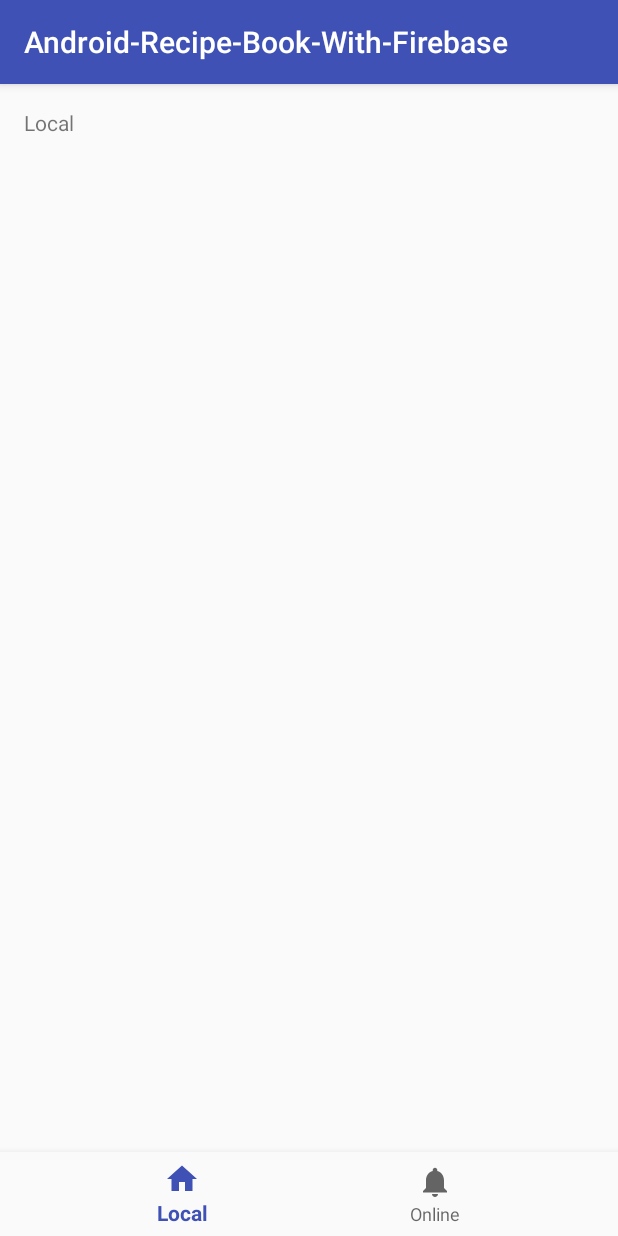
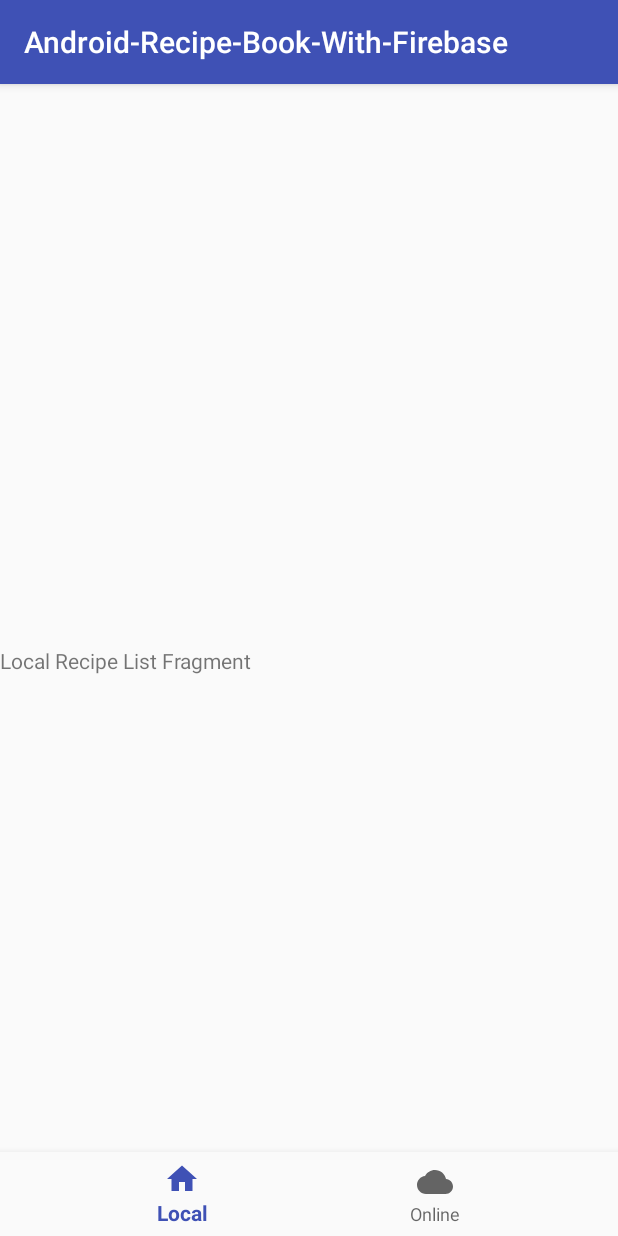
Before and after one commit to ap147/Android-Recipe-Articles-With-Firebase, an Android app: the screen it shows after launch (MainActivity), on a phone screen of 412 x 824 dp. Run offline under Robolectric (Android 15) with nearby library versions, the phone set to English and light mode, and no system bars.

Commit message:
create local/online recipe list fragments

```diff
--- a/app/src/main/java/com/parmar/amarjot/android_recipe_book_with_firebase/MainActivity.java
+++ b/app/src/main/java/com/parmar/amarjot/android_recipe_book_with_firebase/MainActivity.java
@@ -3,25 +3,37 @@
 import android.os.Bundle;
 import android.support.annotation.NonNull;
 import android.support.design.widget.BottomNavigationView;
+import android.support.v4.app.FragmentManager;
+import android.support.v4.app.FragmentTransaction;
 import android.support.v7.app.AppCompatActivity;
 import android.view.MenuItem;
 import android.widget.TextView;
 
 public class MainActivity extends AppCompatActivity {
 
-    private TextView mTextMessage;
 
     private BottomNavigationView.OnNavigationItemSelectedListener mOnNavigationItemSelectedListener
             = new BottomNavigationView.OnNavigationItemSelectedListener() {
 
         @Override
         public boolean onNavigationItemSelected(@NonNull MenuItem item) {
+
+            FragmentManager fragmentManager = getSupportFragmentManager();
+            // Creating fragmentA and placing it on left side
+            FragmentTransaction fragmentTransaction = fragmentManager.beginTransaction();
+
             switch (item.getItemId()) {
                 case R.id.navigation_home:
-                    mTextMessage.setText(R.string.title_home);
+                    System.out.println("Home Button Clicked");
+                    fragment_local_recipe_list localFragment = new fragment_local_recipe_list();
+                    fragmentTransaction.replace(R.id.fragmentLayout_main, localFragment);
+                    fragmentTransaction.commit();
                     return true;
                 case R.id.navigation_notifications:
-                    mTextMessage.setText(R.string.title_notifications);
+                    System.out.println("Online Button Clicked");
+                    fragment_online_recipe_list onlineFragment = new fragment_online_recipe_list();
+                    fragmentTransaction.replace(R.id.fragmentLayout_main, onlineFragment);
+                    fragmentTransaction.commit();
                     return true;
             }
             return false;
@@ -33,9 +45,13 @@
         super.onCreate(savedInstanceState);
         setContentView(R.layout.activity_main);
 
-        mTextMessage = (TextView) findViewById(R.id.message);
         BottomNavigationView navigation = (BottomNavigationView) findViewById(R.id.navigation);
         navigation.setOnNavigationItemSelectedListener(mOnNavigationItemSelectedListener);
+
+        FragmentManager fragmentManager = getSupportFragmentManager();
+        FragmentTransaction fragmentTransaction = fragmentManager.beginTransaction();
+        fragment_local_recipe_list fragment = new fragment_local_recipe_list();
+        fragmentTransaction.add(R.id.fragmentLayout_main, fragment);
+        fragmentTransaction.commit();
     }
-
 }
--- /dev/null
+++ b/app/src/main/java/com/parmar/amarjot/android_recipe_book_with_firebase/fragment_local_recipe_list.java
@@ -0,0 +1,15 @@
+package com.parmar.amarjot.android_recipe_book_with_firebase;
+import android.os.Bundle;
+import android.support.v4.app.Fragment;
+import android.view.LayoutInflater;
+import android.view.View;
+import android.view.ViewGroup;
+
+public class fragment_local_recipe_list extends Fragment {
+    @Override
+    public View onCreateView(LayoutInflater inflater, ViewGroup container,
+                             Bundle savedInstanceState) {
+        // Inflate the layout for this fragment
+        return inflater.inflate(R.layout.fragment_local_recipe_list, container, false);
+    }
+}
--- a/app/src/main/res/layout/activity_main.xml
+++ b/app/src/main/res/layout/activity_main.xml
@@ -7,16 +7,16 @@
     android:layout_height="match_parent"
     tools:context=".MainActivity">
 
-    <TextView
-        android:id="@+id/message"
-        android:layout_width="wrap_content"
+    <FrameLayout
+        android:id="@+id/fragmentLayout_main"
+        android:layout_width="match_parent"
         android:layout_height="wrap_content"
-        android:layout_marginLeft="@dimen/activity_horizontal_margin"
-        android:layout_marginStart="@dimen/activity_horizontal_margin"
-        android:layout_marginTop="@dimen/activity_vertical_margin"
-        android:text="@string/title_home"
-        app:layout_constraintLeft_toLeftOf="parent"
-        app:layout_constraintTop_toTopOf="parent" />
+        app:layout_constraintBottom_toBottomOf="parent"
+        app:layout_constraintEnd_toEndOf="parent"
+        app:layout_constraintStart_toStartOf="parent"
+        app:layout_constraintTop_toTopOf="parent">
+
+    </FrameLayout>
 
     <android.support.design.widget.BottomNavigationView
         android:id="@+id/navigation"
--- /dev/null
+++ b/app/src/main/res/layout/fragment_local_recipe_list.xml
@@ -0,0 +1,24 @@
+<?xml version="1.0" encoding="utf-8"?>
+<android.support.constraint.ConstraintLayout
+    xmlns:android="http://schemas.android.com/apk/res/android"
+    xmlns:app="http://schemas.android.com/apk/res-auto"
+    xmlns:tools="http://schemas.android.com/tools"
+    android:layout_width="match_parent"
+    android:layout_height="match_parent">
+
+    <LinearLayout
+        android:layout_width="match_parent"
+        android:layout_height="wrap_content"
+        android:orientation="vertical"
+        app:layout_constraintBottom_toBottomOf="parent"
+        app:layout_constraintEnd_toEndOf="parent"
+        app:layout_constraintStart_toStartOf="parent"
+        app:layout_constraintTop_toTopOf="parent">
+
+        <TextView
+            android:id="@+id/textView2"
+            android:layout_width="match_parent"
+            android:layout_height="wrap_content"
+            android:text="Local Recipe List Fragment" />
+    </LinearLayout>
+</android.support.constraint.ConstraintLayout>
--- a/app/src/main/res/menu/navigation.xml
+++ b/app/src/main/res/menu/navigation.xml
@@ -8,7 +8,7 @@
 
     <item
         android:id="@+id/navigation_notifications"
-        android:icon="@drawable/ic_notifications_black_24dp"
+        android:icon="@drawable/ic_round_cloud_24px"
         android:title="@string/title_notifications" />
 
 </menu>
```
Also changed, not shown: app/src/main/java/com/parmar/amarjot/android_recipe_book_with_firebase/fragment_online_recipe_list.java (added, +15 -0 lines), app/src/main/res/drawable/ic_round_filter_list_24px.xml (added, +9 -0 lines), app/src/main/res/layout/fragment_online_recipe_list.xml (added, +17 -0 lines).
